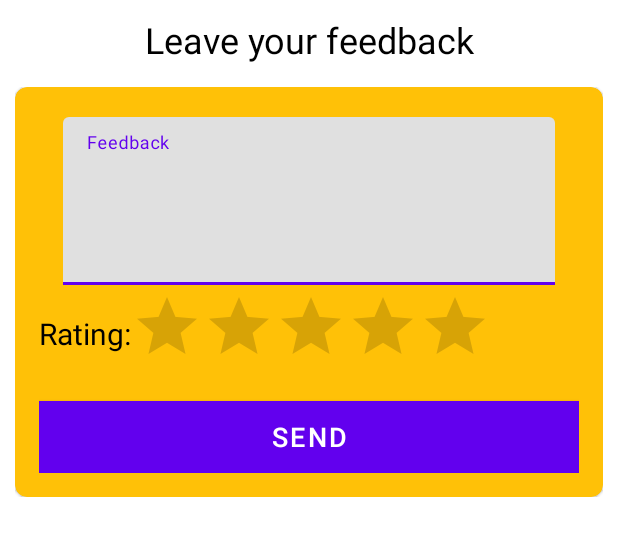
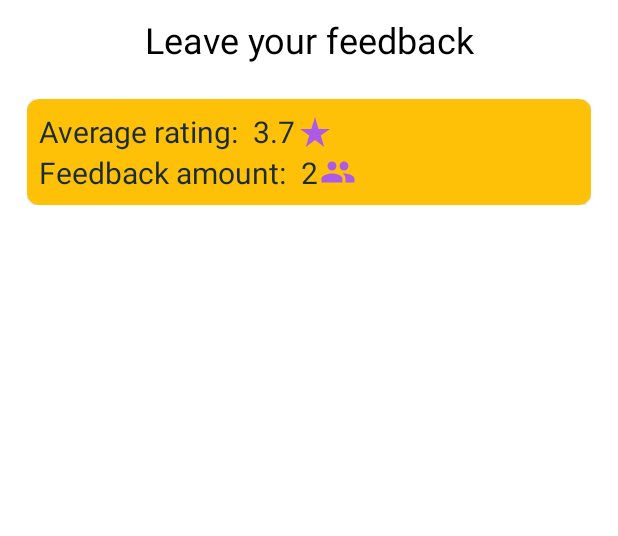
Before and after one commit to DimaMykhnevych/StoreAndDeliver.Mobile, an Android app: the layout fragment_feedback.xml on its own in the app's theme, with its tools: preview values and no code run, on a phone screen of 412 x 824 dp. Shown: the top 536 px of the screen. Run offline under Robolectric (Android 15) with nearby library versions, the phone set to English and light mode, and no system bars.

Commit message:
Added statistics panel for company admin

```diff
--- a/app/src/main/java/com/example/storeanddeliver/fragments/FeedbackFragment.kt
+++ b/app/src/main/java/com/example/storeanddeliver/fragments/FeedbackFragment.kt
@@ -1,5 +1,6 @@
 package com.example.storeanddeliver.fragments
 
+import android.os.Build
 import android.os.Bundle
 import androidx.fragment.app.Fragment
 import android.view.LayoutInflater
@@ -10,6 +11,7 @@ import com.example.storeanddeliver.databinding.FragmentFeedbackBinding
 import com.example.storeanddeliver.managers.CredentialsManager
 
 import android.widget.EditText
+import androidx.annotation.RequiresApi
 import androidx.core.view.isVisible
 import androidx.recyclerview.widget.LinearLayoutManager
 import androidx.recyclerview.widget.RecyclerView
@@ -23,11 +25,12 @@ import com.fasterxml.jackson.databind.DeserializationFeature
 import com.fasterxml.jackson.module.kotlin.jacksonObjectMapper
 import okhttp3.Call
 import okhttp3.Response
+import kotlin.math.roundToInt
 
 
 class FeedbackFragment : Fragment() {
     private val defaultRating = 2.5F
-    private var feedbackList:MutableList<Feedback> = mutableListOf()
+    private var feedbackList: MutableList<Feedback> = mutableListOf()
     private var _binding: FragmentFeedbackBinding? = null
     private val binding get() = _binding!!
     private var feedbackService = FeedbackService()
@@ -98,6 +101,8 @@ class FeedbackFragment : Fragment() {
             } else {
                 binding.emptyFeedbackText.visibility = View.GONE
             }
+            binding.averageRatingTv.text = getAverageRating().toString()
+            binding.feedbackAmountTv.text = feedbackList.size.toString()
         }
     }
 
@@ -123,6 +128,7 @@ class FeedbackFragment : Fragment() {
         when (CredentialsManager.role) {
             Roles.User -> {
                 binding.feedbackHeaderAdmin.visibility = View.GONE
+                binding.statisticsPanel.visibility = View.GONE
             }
             Roles.CompanyAdmin -> {
                 binding.feedbackHeaderUser.visibility = View.GONE
@@ -132,8 +138,8 @@ class FeedbackFragment : Fragment() {
         binding.rBar.rating = defaultRating
     }
 
-    private fun getFeedback(){
-        when (CredentialsManager.role){
+    private fun getFeedback() {
+        when (CredentialsManager.role) {
             Roles.User -> {
                 feedbackService.getUserFeedback(onGetFeedbackResponse)
             }
@@ -142,4 +148,13 @@ class FeedbackFragment : Fragment() {
             }
         }
     }
+
+    private fun getAverageRating(): Float {
+        var sum = 0F
+        for (i in feedbackList) {
+            sum += i.rating
+        }
+        var result =  if (feedbackList.isNotEmpty()) sum / feedbackList.size else 0F
+        return (result * 10.0F).roundToInt() / 10.0F
+    }
 }
--- a/app/src/main/java/com/example/storeanddeliver/listAdapters/FeedbackAdapter.kt
+++ b/app/src/main/java/com/example/storeanddeliver/listAdapters/FeedbackAdapter.kt
@@ -13,7 +13,6 @@ import com.example.storeanddeliver.managers.UserSettingsManager
 import com.example.storeanddeliver.models.Feedback
 import java.text.SimpleDateFormat
 import java.util.*
-import android.view.MotionEvent
 import android.view.View.OnTouchListener
 
 
--- /dev/null
+++ b/app/src/main/res/drawable/ic__star_rate_24.xml
@@ -0,0 +1,5 @@
+<vector android:height="24dp" android:tint="#AC5BE9"
+    android:viewportHeight="24" android:viewportWidth="24"
+    android:width="24dp" xmlns:android="http://schemas.android.com/apk/res/android">
+    <path android:fillColor="@android:color/white" android:pathData="M14.43,10l-2.43,-8l-2.43,8l-7.57,0l6.18,4.41l-2.35,7.59l6.17,-4.69l6.18,4.69l-2.35,-7.59l6.17,-4.41z"/>
+</vector>
--- /dev/null
+++ b/app/src/main/res/drawable/ic_people_24.xml
@@ -0,0 +1,5 @@
+<vector android:height="24dp" android:tint="#AC5BE9"
+    android:viewportHeight="24" android:viewportWidth="24"
+    android:width="24dp" xmlns:android="http://schemas.android.com/apk/res/android">
+    <path android:fillColor="@android:color/white" android:pathData="M16,11c1.66,0 2.99,-1.34 2.99,-3S17.66,5 16,5c-1.66,0 -3,1.34 -3,3s1.34,3 3,3zM8,11c1.66,0 2.99,-1.34 2.99,-3S9.66,5 8,5C6.34,5 5,6.34 5,8s1.34,3 3,3zM8,13c-2.33,0 -7,1.17 -7,3.5L1,19h14v-2.5c0,-2.33 -4.67,-3.5 -7,-3.5zM16,13c-0.29,0 -0.62,0.02 -0.97,0.05 1.16,0.84 1.97,1.97 1.97,3.45L17,19h6v-2.5c0,-2.33 -4.67,-3.5 -7,-3.5z"/>
+</vector>
--- a/app/src/main/res/layout/fragment_feedback.xml
+++ b/app/src/main/res/layout/fragment_feedback.xml
@@ -39,13 +39,112 @@
 
     </androidx.constraintlayout.widget.ConstraintLayout>
 
+    <androidx.constraintlayout.widget.ConstraintLayout
+        android:id="@+id/cards_wrapper"
+        android:layout_width="match_parent"
+        android:layout_height="wrap_content"
+        app:layout_constraintLeft_toLeftOf="parent"
+        app:layout_constraintTop_toBottomOf="@id/header"
+        android:layout_marginTop="15dp">
+
+        <androidx.constraintlayout.widget.ConstraintLayout
+            android:id="@+id/statistics_panel"
+            android:layout_width="match_parent"
+            android:layout_height="wrap_content"
+            app:layout_constraintLeft_toLeftOf="parent"
+            app:layout_constraintTop_toTopOf="parent"
+            android:padding="8dp">
+
+            <com.google.android.material.card.MaterialCardView
+                android:layout_width="match_parent"
+                android:layout_height="wrap_content"
+                android:padding="5dp"
+                app:cardBackgroundColor="#FFC107"
+                app:cardCornerRadius="8dp"
+                app:layout_constraintLeft_toLeftOf="parent"
+                app:layout_constraintTop_toTopOf="parent"
+                tools:background="#FFC107">
+
+                <androidx.constraintlayout.widget.ConstraintLayout
+                    android:layout_width="match_parent"
+                    android:layout_height="wrap_content"
+                    android:padding="8dp">
+
+                    <TextView
+                        android:id="@+id/avg_rating_label"
+                        android:layout_width="wrap_content"
+                        android:layout_height="wrap_content"
+                        android:text="@string/average_rating"
+                        android:textColor="#1B2B32"
+                        android:textSize="20sp"
+                        app:layout_constraintTop_toTopOf="parent"
+                        app:layout_constraintLeft_toLeftOf="parent"/>
+
+                    <TextView
+                        android:id="@+id/average_rating_tv"
+                        android:layout_width="wrap_content"
+                        android:layout_height="wrap_content"
+                        tools:text="3.7"
+                        android:textColor="#1B2B32"
+                        android:textSize="20sp"
+                        app:layout_constraintTop_toTopOf="parent"
+                        app:layout_constraintLeft_toRightOf="@id/avg_rating_label"
+                        android:layout_marginStart="10dp"/>
+
+                    <ImageView
+                        android:id="@+id/star_iv"
+                        android:layout_width="wrap_content"
+                        android:layout_height="wrap_content"
+                        android:src="@drawable/ic__star_rate_24"
+                        app:layout_constraintTop_toTopOf="parent"
+                        app:layout_constraintLeft_toRightOf="@id/average_rating_tv"
+                        android:layout_marginStart="1dp"
+                        app:layout_constraintBottom_toTopOf="@id/feedback_amount_label"
+                        />
+
+                    <TextView
+                        android:id="@+id/feedback_amount_label"
+                        android:layout_width="wrap_content"
+                        android:layout_height="wrap_content"
+                        android:text="@string/feedback_amount"
+                        android:textColor="#1B2B32"
+                        android:textSize="20sp"
+                        app:layout_constraintTop_toBottomOf="@id/avg_rating_label"
+                        app:layout_constraintLeft_toLeftOf="parent"/>
+
+                    <TextView
+                        android:id="@+id/feedback_amount_tv"
+                        android:layout_width="wrap_content"
+                        android:layout_height="wrap_content"
+                        tools:text="2"
+                        android:textColor="#1B2B32"
+                        android:textSize="20sp"
+                        app:layout_constraintTop_toBottomOf="@id/average_rating_tv"
+                        app:layout_constraintLeft_toRightOf="@id/feedback_amount_label"
+                        android:layout_marginStart="10dp"/>
+
+                    <ImageView
+                        android:layout_width="wrap_content"
+                        android:layout_height="wrap_content"
+                        android:src="@drawable/ic_people_24"
+                        app:layout_constraintTop_toBottomOf="@id/star_iv"
+                        app:layout_constraintLeft_toRightOf="@id/feedback_amount_tv"
+                        android:layout_marginStart="1dp"
+                        app:layout_constraintBottom_toBottomOf="parent"
+                        />
+
+                </androidx.constraintlayout.widget.ConstraintLayout>
+
+            </com.google.android.material.card.MaterialCardView>
+
+        </androidx.constraintlayout.widget.ConstraintLayout>
 
         <androidx.constraintlayout.widget.ConstraintLayout
             android:id="@+id/feedback_form_wrapper"
             android:layout_width="match_parent"
             android:layout_height="wrap_content"
-        android:layout_marginTop="15dp"
-        app:layout_constraintTop_toBottomOf="@id/header">
+            app:layout_constraintTop_toTopOf="parent"
+            tools:visibility="gone">
 
             <com.google.android.material.card.MaterialCardView
                 android:id="@+id/add_feedback_form"
@@ -119,6 +218,11 @@
 
         </androidx.constraintlayout.widget.ConstraintLayout>
 
+    </androidx.constraintlayout.widget.ConstraintLayout>
+
+
+
+
     <ProgressBar
         android:id="@+id/progressBar_feedback"
         android:layout_width="match_parent"
@@ -126,7 +230,7 @@
         android:indeterminateTint="@color/design_default_color_primary"
         android:indeterminateTintMode="src_atop"
         android:visibility="invisible"
-        app:layout_constraintTop_toBottomOf="@id/feedback_form_wrapper"
+        app:layout_constraintTop_toBottomOf="@id/cards_wrapper"
         app:layout_constraintBottom_toBottomOf="parent"
         app:layout_constraintLeft_toLeftOf="parent"
         app:layout_constraintRight_toRightOf="parent"/>
@@ -153,6 +257,6 @@
         app:layout_constraintBottom_toBottomOf="parent"
         app:layout_constraintLeft_toLeftOf="parent"
         app:layout_constraintRight_toRightOf="parent"
-        app:layout_constraintTop_toBottomOf="@id/feedback_form_wrapper"/>
+        app:layout_constraintTop_toBottomOf="@id/cards_wrapper"/>
 
 </androidx.constraintlayout.widget.ConstraintLayout>
--- a/app/src/main/res/values/strings.xml
+++ b/app/src/main/res/values/strings.xml
@@ -158,4 +158,6 @@
     <string name="send">Send</string>
     <string name="feedback_validation_message">This field is required</string>
     <string name="empty_feedback_message">No feedback found</string>
+    <string name="average_rating">Average rating:</string>
+    <string name="feedback_amount">Feedback amount:</string>
 </resources>
```
Also changed, not shown: 3 other files. Lines whose indentation alone changed are shown as unchanged.
